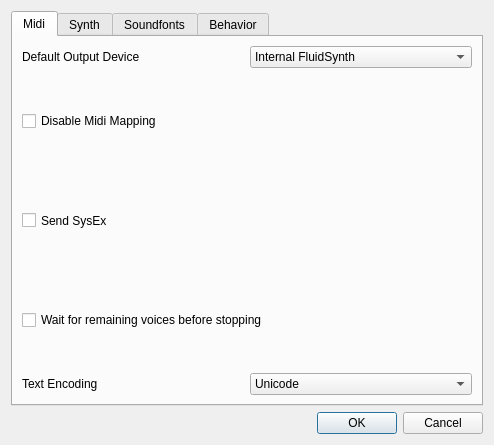
Before: the Qt Designer form qmidiplayer-desktop/qmpsettingswindow.ui in chirs241097/QMidiPlayer, drawn with Qt 5.
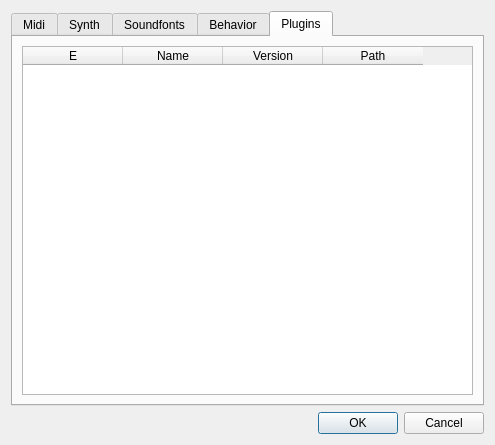
After: the same form once the commit is applied. The open tabs and pages were chosen to show the change. Icons and pictures are not drawn.

Commit message: Now it is possible to disable plugins in the plugin list.

Patch:
```diff
--- a/qmidiplayer-desktop/qmpsettingswindow.ui
+++ b/qmidiplayer-desktop/qmpsettingswindow.ui
@@ -6,13 +6,13 @@
    <rect>
     <x>0</x>
     <y>0</y>
-    <width>494</width>
+    <width>495</width>
     <height>445</height>
    </rect>
   </property>
   <property name="minimumSize">
    <size>
-    <width>494</width>
+    <width>495</width>
     <height>445</height>
    </size>
   </property>
@@ -564,6 +564,37 @@
        </item>
       </layout>
      </widget>
+     <widget class="QWidget" name="tab_5">
+      <attribute name="title">
+       <string>Plugins</string>
+      </attribute>
+      <layout class="QVBoxLayout" name="verticalLayout_5">
+       <item>
+        <widget class="QTableWidget" name="twPluginList">
+         <column>
+          <property name="text">
+           <string>E</string>
+          </property>
+         </column>
+         <column>
+          <property name="text">
+           <string>Name</string>
+          </property>
+         </column>
+         <column>
+          <property name="text">
+           <string>Version</string>
+          </property>
+         </column>
+         <column>
+          <property name="text">
+           <string>Path</string>
+          </property>
+         </column>
+        </widget>
+       </item>
+      </layout>
+     </widget>
     </widget>
    </item>
    <item>
```
The commit also changes 9 other files.
